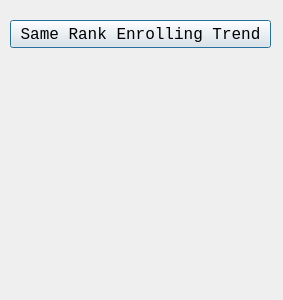
Hangba/NNSE-Information, file series_analysis.ui: the form before one commit.
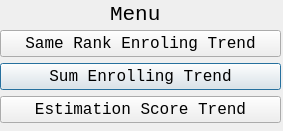
The form after the commit.

```diff
--- a/series_analysis.ui
+++ b/series_analysis.ui
@@ -7,7 +7,7 @@
     <x>0</x>
     <y>0</y>
     <width>283</width>
-    <height>300</height>
+    <height>131</height>
    </rect>
   </property>
   <property name="font">
@@ -19,19 +19,58 @@
   <property name="windowTitle">
    <string>Analyse Options</string>
   </property>
-  <widget class="QPushButton" name="rank_trend">
+  <widget class="QLabel" name="label">
    <property name="geometry">
     <rect>
-     <x>10</x>
-     <y>20</y>
-     <width>261</width>
-     <height>28</height>
+     <x>110</x>
+     <y>4</y>
+     <width>51</width>
+     <height>20</height>
     </rect>
    </property>
+   <property name="font">
+    <font>
+     <family>Consolas</family>
+     <pointsize>16</pointsize>
+    </font>
+   </property>
    <property name="text">
-    <string>Same Rank Enrolling Trend</string>
+    <string>Menu</string>
    </property>
   </widget>
+  <widget class="QWidget" name="">
+   <property name="geometry">
+    <rect>
+     <x>0</x>
+     <y>30</y>
+     <width>281</width>
+     <height>95</height>
+    </rect>
+   </property>
+   <layout class="QGridLayout" name="gridLayout">
+    <item row="1" column="0">
+     <widget class="QPushButton" name="sum_trend">
+      <property name="text">
+       <string>Sum Enrolling Trend</string>
+      </property>
+     </widget>
+    </item>
+    <item row="0" column="0">
+     <widget class="QPushButton" name="rank_trend">
+      <property name="text">
+       <string>Same Rank Enroling Trend</string>
+      </property>
+     </widget>
+    </item>
+    <item row="2" column="0">
+     <widget class="QPushButton" name="score_trend">
+      <property name="text">
+       <string>Estimation Score Trend</string>
+      </property>
+     </widget>
+    </item>
+   </layout>
+  </widget>
  </widget>
  <resources/>
  <connections/>
```
